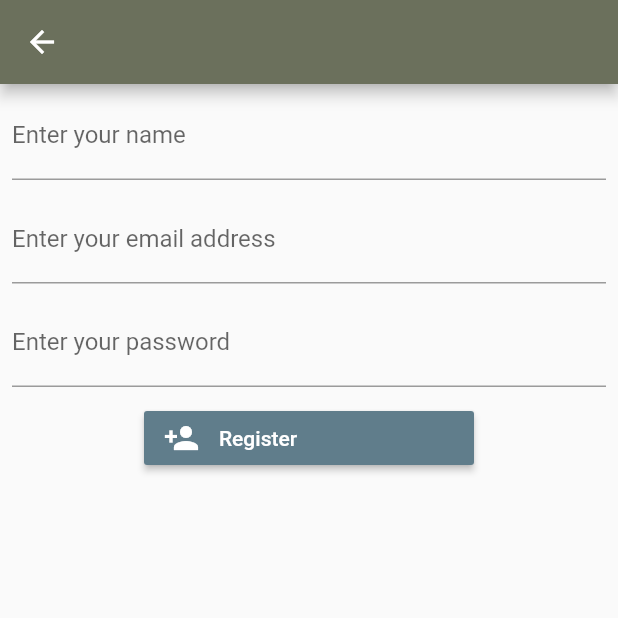
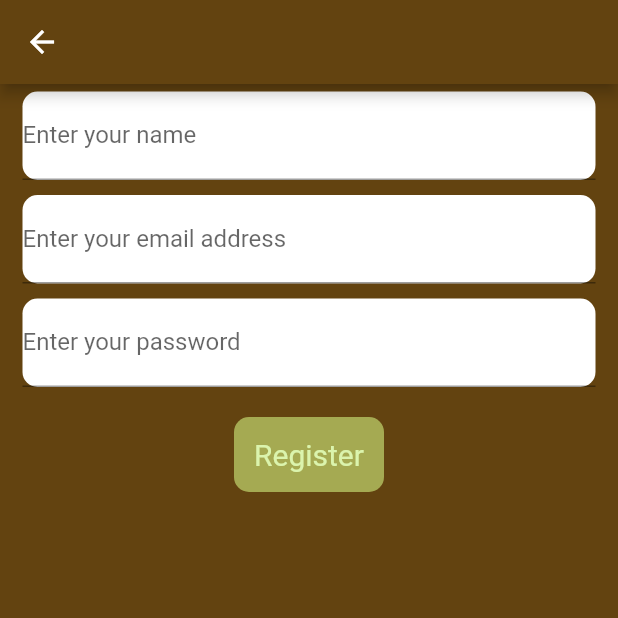
Before and after one commit to IvorNorval/humankind, a Flutter app: the screen it shows after launch, after a tap on "Register", on a phone screen of 412 x 824 dp, the top half of it. Run offline on Flutter 3.47's test engine with Material 2 defaults, Android fonts, the phone set to English and light mode, and no system bars; our stand-ins replace cloud_firestore, firebase_auth, firebase_core, keyboard_dismisser; accounts and stored records are empty.

Commit message:
UI update

```diff
--- a/lib/main.dart
+++ b/lib/main.dart
@@ -14,12 +14,9 @@ class MyApp extends StatelessWidget {
   // This widget is the root of your application.
   @override
   Widget build(BuildContext context) {
-    return MaterialApp(
+    return const MaterialApp(
       title: 'Flutter Demo',
-      theme: ThemeData(
-        primaryColor: const Color(0xff6b705c),
-      ),
-      home: const HomeScreen(),
+      home: HomeScreen(),
     );
   }
 }
--- a/lib/screens/home_screen.dart
+++ b/lib/screens/home_screen.dart
@@ -43,6 +43,7 @@ class _HomeScreenState extends State<HomeScreen> {
                 userIn = users.users[userIndex];
               }
             } else {
+              userIn = UserModel(name: 'anonymous', email: '');
               showProfile = false;
               userIndex = -1;
             }
@@ -61,6 +62,8 @@ class _HomeScreenState extends State<HomeScreen> {
         if (userIndex > -1) {
           userIn = users.users[userIndex];
         }
+      } else {
+        userIn = UserModel(name: 'anonymous', email: '');
       }
       projects.clear();
       for (int u = 0; u < users.users.length; u++) {
@@ -91,6 +94,7 @@ class _HomeScreenState extends State<HomeScreen> {
   void dispose() {
     lister.cancel();
     _signOut();
+    cancelStream();
     super.dispose();
   }
 
@@ -98,6 +102,7 @@ class _HomeScreenState extends State<HomeScreen> {
   Widget build(BuildContext context) {
     return SafeArea(
       child: Scaffold(
+        backgroundColor: const Color(0xff634310),
         body: Center(
           child: Column(
             children: <Widget>[
--- a/lib/screens/register_screen.dart
+++ b/lib/screens/register_screen.dart
@@ -2,7 +2,6 @@ import 'dart:async';
 
 import 'package:firebase_auth/firebase_auth.dart';
 import 'package:flutter/material.dart';
-import 'package:flutter_signin_button/button_builder.dart';
 import 'package:humankind/models/user.dart';
 import 'package:humankind/models/users.dart';
 import 'package:humankind/services/db_helper.dart';
@@ -88,14 +87,20 @@ class _RegisterScreenState extends State<RegisterScreen> {
   @override
   Widget build(BuildContext context) {
     return Scaffold(
+      backgroundColor: const Color(0xff634310),
       appBar: AppBar(
-        backgroundColor: const Color(0xff6b705c),
+        backgroundColor: const Color(0xff634310),
       ),
       body: Center(
         child: Column(
           children: <Widget>[
             Padding(
-              padding: const EdgeInsets.symmetric(horizontal: 8, vertical: 5),
+              padding: const EdgeInsets.symmetric(horizontal: 15, vertical: 5),
+              child: Container(
+                decoration: BoxDecoration(
+                  borderRadius: BorderRadius.circular(10),
+                  color: Colors.white,
+                ),
                 child: TextFormField(
                   controller: _nameController,
                   decoration: const InputDecoration(
@@ -104,8 +109,14 @@ class _RegisterScreenState extends State<RegisterScreen> {
                   ),
                 ),
               ),
+            ),
             Padding(
-              padding: const EdgeInsets.symmetric(horizontal: 8, vertical: 5),
+              padding: const EdgeInsets.symmetric(horizontal: 15, vertical: 5),
+              child: Container(
+                decoration: BoxDecoration(
+                  borderRadius: BorderRadius.circular(10),
+                  color: Colors.white,
+                ),
                 child: TextFormField(
                   controller: _emailController,
                   decoration: const InputDecoration(
@@ -114,8 +125,14 @@ class _RegisterScreenState extends State<RegisterScreen> {
                   ),
                 ),
               ),
+            ),
             Padding(
-              padding: const EdgeInsets.symmetric(horizontal: 8, vertical: 5),
+              padding: const EdgeInsets.symmetric(horizontal: 15, vertical: 5),
+              child: Container(
+                decoration: BoxDecoration(
+                  borderRadius: BorderRadius.circular(10),
+                  color: Colors.white,
+                ),
                 child: TextFormField(
                   controller: _passwordController,
                   decoration: const InputDecoration(
@@ -127,13 +144,9 @@ class _RegisterScreenState extends State<RegisterScreen> {
                   autocorrect: false,
                 ),
               ),
-            Container(
-              padding: const EdgeInsets.symmetric(vertical: 5),
-              alignment: Alignment.center,
-              child: SignInButtonBuilder(
-                icon: Icons.person_add,
-                backgroundColor: Colors.blueGrey,
-                onPressed: () async {
+            ),
+            GestureDetector(
+              onTap: () async {
                 if (_nameController.text.isNotEmpty &&
                     _emailController.text.isNotEmpty &&
                     _passwordController.text.isNotEmpty) {
@@ -144,8 +157,26 @@ class _RegisterScreenState extends State<RegisterScreen> {
                   widget.users.users.add(user);
                   updateUser(widget.users);
                 }
+                FocusScope.of(context).requestFocus(FocusNode());
               },
-                text: _registerS,
+              child: Padding(
+                padding: const EdgeInsets.all(15.0),
+                child: Container(
+                  width: 100,
+                  height: 50,
+                  alignment: Alignment.center,
+                  decoration: BoxDecoration(
+                    borderRadius: BorderRadius.circular(10),
+                    color: const Color(0xffa5aa52),
+                  ),
+                  child: Text(
+                    _registerS,
+                    style: const TextStyle(
+                      fontSize: 20,
+                      color: Color(0xffdbf4ad),
+                    ),
+                  ),
+                ),
               ),
             ),
           ],
--- a/lib/services/db_helper.dart
+++ b/lib/services/db_helper.dart
@@ -6,6 +6,7 @@ import 'package:humankind/models/users.dart';
 late FirebaseFirestore firestore;
 late CollectionReference usersRef;
 late Stream<DocumentSnapshot> usersStreamRef;
+late StreamSubscription streamRef;
 
 void initDb() {
   firestore = FirebaseFirestore.instance;
@@ -20,9 +21,13 @@ Future<void> updateUser(UsersModel users) {
 }
 
 Future<void> initStream(Function callback) async {
-  usersRef.doc('ABC123').snapshots().listen((event) {
+  streamRef = usersRef.doc('ABC123').snapshots().listen((event) {
     DocumentSnapshot docSnapshot = event;
     UsersModel users = UsersModel.fromJson(docSnapshot.data());
     callback(users);
   });
 }
+
+void cancelStream() {
+  streamRef.cancel();
+}
--- a/lib/widgets/banner.dart
+++ b/lib/widgets/banner.dart
@@ -102,7 +102,7 @@ class _BannerWidgetState extends State<BannerWidget> {
               'Humankind crowdfunding',
               style: TextStyle(
                 fontSize: 24,
-                color: Color(0xfffefae0),
+                color: Color(0xffc3f73a),
               ),
             ),
           ),
@@ -126,7 +126,7 @@ class _BannerWidgetState extends State<BannerWidget> {
                 _signInS,
                 style: const TextStyle(
                   fontSize: 20,
-                  color: Color(0xfffefae0),
+                  color: Color(0xffdbf4ad),
                 ),
               ),
             ),
@@ -154,7 +154,7 @@ class _BannerWidgetState extends State<BannerWidget> {
                 _registerS,
                 style: const TextStyle(
                   fontSize: 20,
-                  color: Color(0xfffefae0),
+                  color: Color(0xffdbf4ad),
                 ),
               ),
             ),
```
Also changed, not shown: lib/screens/project_screen.dart (+46 -18 lines), lib/screens/sign_in_screen.dart (+39 -11 lines), lib/utils/colors.dart (added, +9 -0 lines), lib/widgets/project_list.dart (+9 -9 lines). Lines whose indentation alone changed are shown as unchanged.
